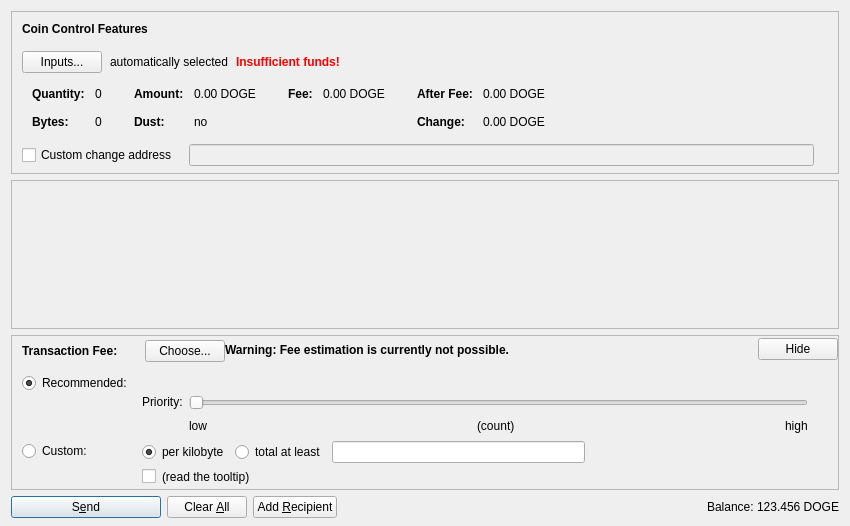
This is src/qt/forms/sendcoinsdialog.ui in KaitoSawano/repos as Qt 5 draws it before an edit. The edited form follows.
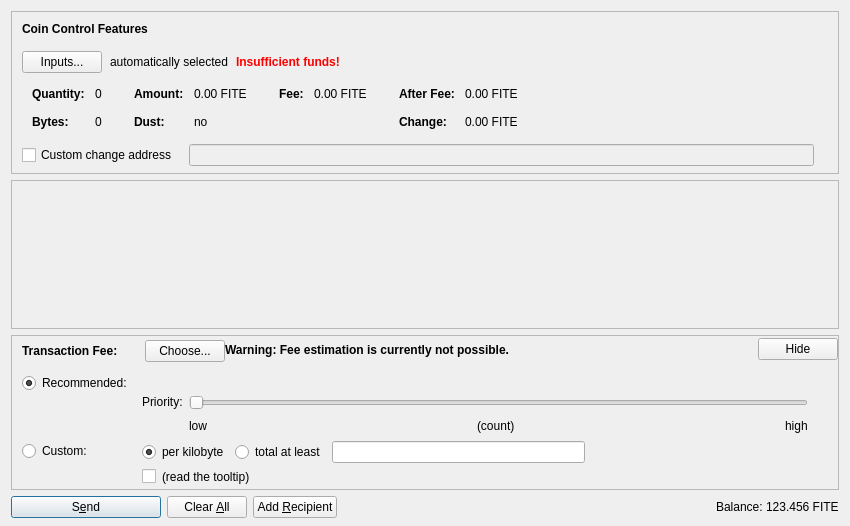
This is the edited form. Icons and pictures are not drawn. Custom widgets are drawn as their Qt base class.

```diff
--- a/src/qt/forms/sendcoinsdialog.ui
+++ b/src/qt/forms/sendcoinsdialog.ui
@@ -324,7 +324,7 @@
                   <enum>Qt::ActionsContextMenu</enum>
                  </property>
                  <property name="text">
-                  <string notr="true">0.00 DOGE</string>
+                  <string notr="true">0.00 FITE</string>
                  </property>
                  <property name="textInteractionFlags">
                   <set>Qt::LinksAccessibleByMouse|Qt::TextSelectableByKeyboard|Qt::TextSelectableByMouse</set>
@@ -404,7 +404,7 @@
                   <enum>Qt::ActionsContextMenu</enum>
                  </property>
                  <property name="text">
-                  <string notr="true">0.00 DOGE</string>
+                  <string notr="true">0.00 FITE</string>
                  </property>
                  <property name="textInteractionFlags">
                   <set>Qt::LinksAccessibleByMouse|Qt::TextSelectableByKeyboard|Qt::TextSelectableByMouse</set>
@@ -455,7 +455,7 @@
                   <enum>Qt::ActionsContextMenu</enum>
                  </property>
                  <property name="text">
-                  <string notr="true">0.00 DOGE</string>
+                  <string notr="true">0.00 FITE</string>
                  </property>
                  <property name="textInteractionFlags">
                   <set>Qt::LinksAccessibleByMouse|Qt::TextSelectableByKeyboard|Qt::TextSelectableByMouse</set>
@@ -484,7 +484,7 @@
                   <enum>Qt::ActionsContextMenu</enum>
                  </property>
                  <property name="text">
-                  <string notr="true">0.00 DOGE</string>
+                  <string notr="true">0.00 FITE</string>
                  </property>
                  <property name="textInteractionFlags">
                   <set>Qt::LinksAccessibleByMouse|Qt::TextSelectableByKeyboard|Qt::TextSelectableByMouse</set>
@@ -1303,7 +1303,7 @@
           <cursorShape>IBeamCursor</cursorShape>
          </property>
          <property name="text">
-          <string notr="true">123.456 DOGE</string>
+          <string notr="true">123.456 FITE</string>
          </property>
          <property name="textInteractionFlags">
           <set>Qt::LinksAccessibleByMouse|Qt::TextSelectableByKeyboard|Qt::TextSelectableByMouse</set>
```
